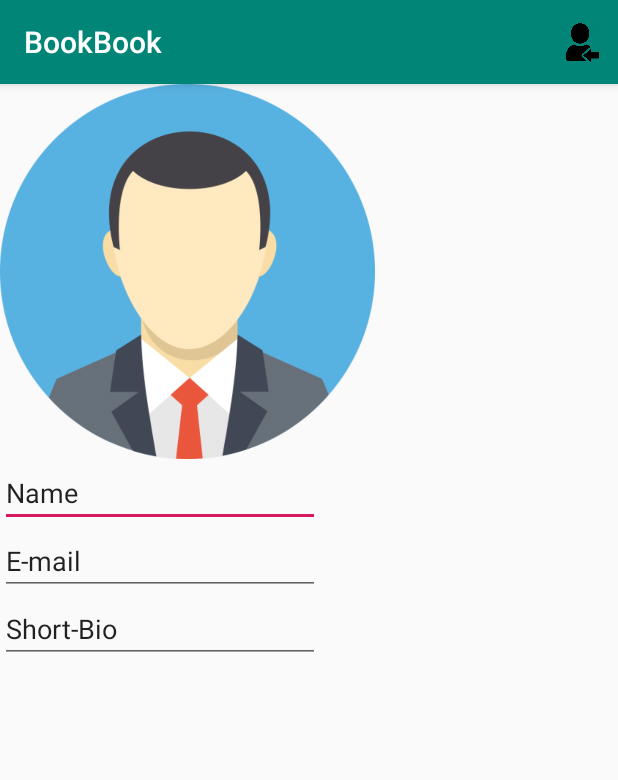
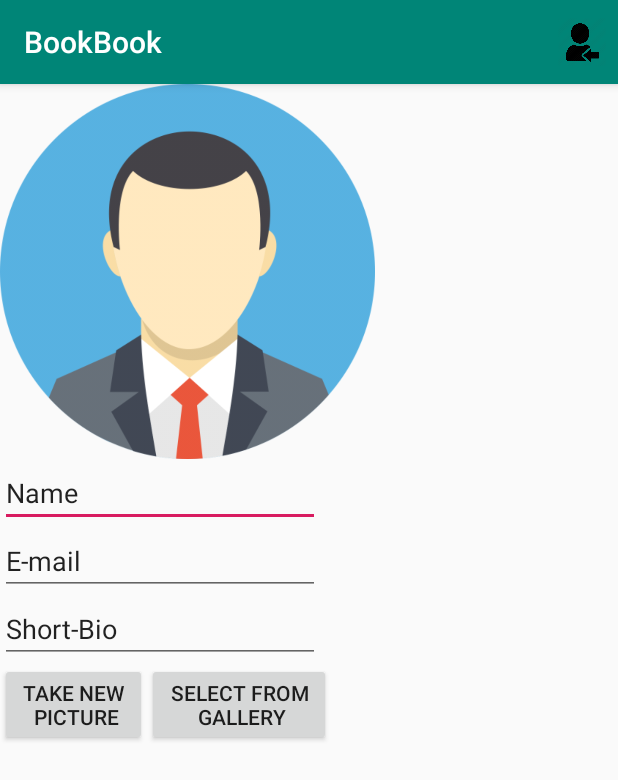
Before and after one commit to aliciadom/BookBook, an Android app: the screen it shows after launch (EditProfileActivity), after a tap on "switchMode", on a phone screen of 412 x 824 dp. Shown: the top 780 px of the screen. Run offline under Robolectric (Android 15) with nearby library versions, the phone set to English and light mode, and no system bars.

Commit message:
support from taking a picture profile or picking from gallery

```diff
--- a/app/src/main/java/it/polito/bookbook/activities/ShowProfileActivity.java
+++ b/app/src/main/java/it/polito/bookbook/activities/ShowProfileActivity.java
@@ -2,12 +2,16 @@ package it.polito.bookbook.activities;
 
 import android.content.Intent;
 import android.content.SharedPreferences;
+import android.database.Cursor;
+import android.net.Uri;
+import android.provider.MediaStore;
 import android.support.v7.app.AppCompatActivity;
 import android.os.Bundle;
 import android.util.Log;
 import android.view.Menu;
 import android.view.MenuInflater;
 import android.view.MenuItem;
+import android.widget.ImageView;
 import android.widget.TextView;
 
 import it.polito.bookbook.R;
@@ -16,11 +20,13 @@ public class ShowProfileActivity extends AppCompatActivity {
 
     private static final String LOG_TAG = ShowProfileActivity.class.getSimpleName();
     private static final String sharedPrefFile = "it.polito.bookbook";
+    static final int REQUEST_EDITPROFILE = 0;
     private SharedPreferences mPreferences;
     private TextView
             textView_name,
             textView_email,
             textView_bio;
+    private ImageView imageView_profilePicture;
 
     @Override
     protected void onCreate(Bundle savedInstanceState) {
@@ -32,7 +38,7 @@ public class ShowProfileActivity extends AppCompatActivity {
         textView_name = findViewById(R.id.textView_name);
         textView_email = findViewById(R.id.textView_email);
         textView_bio =  findViewById(R.id.textView_bio);
-
+        imageView_profilePicture = findViewById(R.id.imageView_profilePicture);
     }
 
     @Override
@@ -57,18 +63,39 @@ public class ShowProfileActivity extends AppCompatActivity {
 
     private void launchEditProfileActivity() {
         Intent intent = new Intent(this, EditProfileActivity.class);
-        startActivityForResult(intent,0);
+        startActivityForResult(intent,REQUEST_EDITPROFILE);
     }
 
     private void loadPreferences(){
 
-        String name, email, bio;
+        String name, email, bio, picUriString;
         name = mPreferences.getString("NAME",getResources().getString(R.string.name));
         email = mPreferences.getString("EMAIL",getResources().getString(R.string.email));
         bio = mPreferences.getString("BIO",getResources().getString(R.string.bio));
+        picUriString = mPreferences.getString("PICTURE_PROFILE",null);
 
         textView_name.setText(name);
         textView_email.setText(email);
         textView_bio.setText(bio);
+
+        if(picUriString != null){
+
+            String[] projection = {MediaStore.MediaColumns.DATA};
+            Uri profilePictureUri = Uri.parse(picUriString);
+
+            Cursor cursor = getContentResolver().query(profilePictureUri, projection, null, null, null);
+            if(cursor!=null){
+                imageView_profilePicture.setImageURI(profilePictureUri);
+                cursor.close();
+            }
+            else{
+                /*Here we handle the error, clear the PICTURE_PROFILE preference*/
+                Log.e(LOG_TAG,picUriString + " invalid Uri");
+                SharedPreferences.Editor preferencesEditor = mPreferences.edit();
+                preferencesEditor.putString("PICTURE_PROFILE",null);
+                preferencesEditor.apply();
+            }
+
+        }
     }
 }
--- a/app/src/main/res/layout-land/activity_editprofile.xml
+++ b/app/src/main/res/layout-land/activity_editprofile.xml
@@ -40,4 +40,21 @@
         android:text="@string/bio"
         android:layout_below="@id/editText_email"
         android:layout_toRightOf="@id/imageView_profilePicture"/>
+
+    <Button
+        android:id="@+id/button_takePicture"
+        android:layout_width="wrap_content"
+        android:layout_height="wrap_content"
+        android:layout_below="@id/imageView_profilePicture"
+        android:onClick="takePictureFromCamera"
+        android:text=" take new \n picture" />
+
+    <Button
+        android:id="@+id/button_selectPicture"
+        android:layout_width="wrap_content"
+        android:layout_height="wrap_content"
+        android:layout_below="@id/imageView_profilePicture"
+        android:layout_toRightOf="@id/button_takePicture"
+        android:onClick="selectPictureFromGallery"
+        android:text=" select from \n gallery" />
 </RelativeLayout>
--- a/app/src/main/res/layout/activity_editprofile.xml
+++ b/app/src/main/res/layout/activity_editprofile.xml
@@ -39,4 +39,21 @@
         android:text="@string/bio"
         android:layout_below="@id/editText_email"/>
 
+    <Button
+        android:id="@+id/button_takePicture"
+        android:layout_width="wrap_content"
+        android:layout_height="wrap_content"
+        android:layout_below="@id/editText_bio"
+        android:onClick="takePictureFromCamera"
+        android:text=" take new \n picture" />
+
+    <Button
+        android:id="@+id/button_selectPicture"
+        android:layout_width="wrap_content"
+        android:layout_height="wrap_content"
+        android:layout_below="@id/editText_bio"
+        android:layout_toRightOf="@id/button_takePicture"
+        android:onClick="selectPictureFromGallery"
+        android:text=" select from \n gallery" />
+
 </RelativeLayout>
--- a/app/src/main/res/values/strings.xml
+++ b/app/src/main/res/values/strings.xml
@@ -3,4 +3,5 @@
     <string name="name">Name</string>
     <string name="email">E-mail</string>
     <string name="bio">Short-Bio</string>
+    <string name="camera_error_message">Unable to use the camera</string>
 </resources>
```
Also changed, not shown: app/src/main/java/it/polito/bookbook/activities/EditProfileActivity.java (+93 -3 lines), 1 other file.
